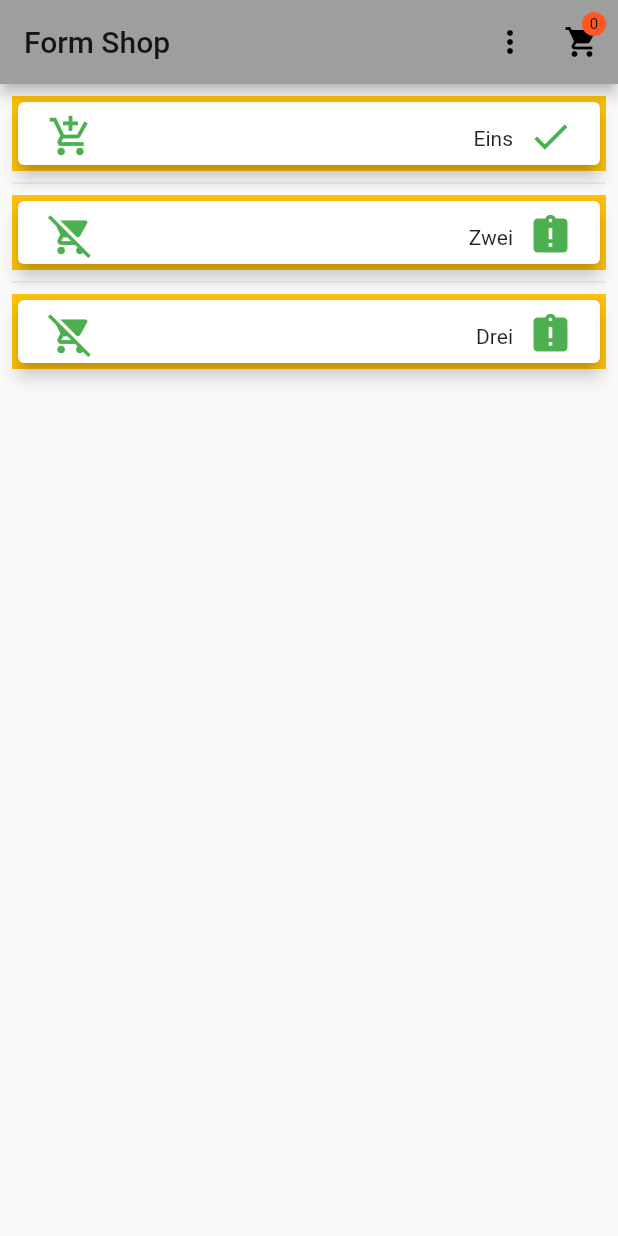
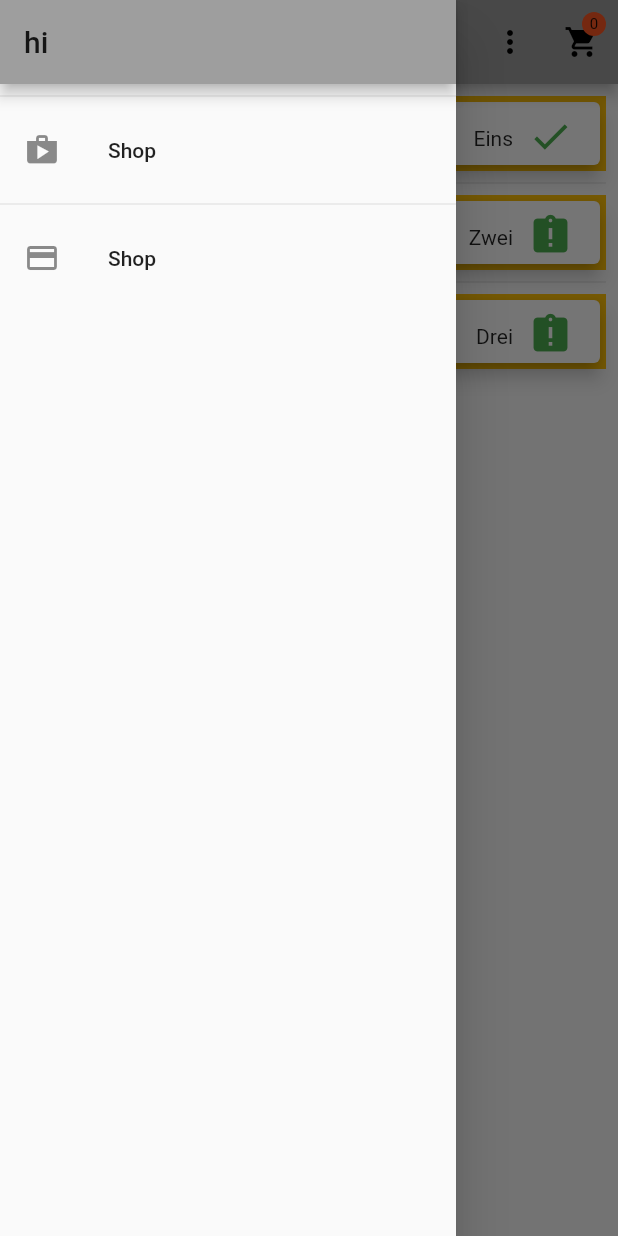
Before and after one commit to christhirst/front, a Flutter app: the screen it shows after launch, with the side drawer open (before the commit the screen has no drawer), on a phone screen of 412 x 824 dp. Run offline on Flutter 3.47's test engine with Material 2 defaults, Android fonts, the phone set to English and light mode, and no system bars.

Commit message:
finished basic shop

```diff
--- a/lib/main.dart
+++ b/lib/main.dart
@@ -6,6 +6,7 @@ import './screens/demand_details_screen.dart';
 import './providers/demands.dart';
 import './providers/orders.dart';
 import './screens/cart_screen.dart';
+import './screens/orders_screen.dart';
 
 void main() {
   runApp(MyApp());
@@ -42,6 +43,7 @@ class MyAppState extends State<MyApp> {
         routes: {
           DemandDetailScreen.routeName: (ctx) => DemandDetailScreen(),
           CartScreen.routName: (ctx) => CartScreen(),
+          OrdersScreen.routname: (ctx) => OrdersScreen(),
         },
       ),
     );
--- a/lib/screens/cart_screen.dart
+++ b/lib/screens/cart_screen.dart
@@ -28,7 +28,7 @@ class CartScreen extends StatelessWidget {
                       Spacer(),
                       Chip(
                         label: Text(
-                          '\$${cart.totalAmount}',
+                          '\$${cart.totalAmount.toStringAsFixed(2)}',
                           style: TextStyle(
                               color: Theme.of(context)
                                   .primaryTextTheme
--- a/lib/screens/demand_overview_screen.dart
+++ b/lib/screens/demand_overview_screen.dart
@@ -1,6 +1,7 @@
 import 'package:flutter/material.dart';
 import 'package:front/providers/demands.dart';
 import 'package:front/screens/cart_screen.dart';
+import 'package:front/widgets/app_drawer.dart';
 import 'package:provider/provider.dart';
 import '../widgets/demands_list.dart';
 import '../widgets/badge.dart';
@@ -63,6 +64,7 @@ class _DemandOverviewScreenState extends State<DemandOverviewScreen> {
                 )),
           ],
         ),
+        drawer: AppDrawer(),
         body: DemandsList(_showOnlyIsDone));
   }
 }
--- /dev/null
+++ b/lib/widgets/app_drawer.dart
@@ -0,0 +1,33 @@
+import 'package:flutter/material.dart';
+import '../screens/orders_screen.dart';
+
+class AppDrawer extends StatelessWidget {
+  @override
+  Widget build(BuildContext context) {
+    return Drawer(
+        child: Column(
+      children: <Widget>[
+        AppBar(
+          title: Text("hi"),
+          automaticallyImplyLeading: false,
+        ),
+        Divider(),
+        ListTile(
+          leading: Icon(Icons.shop),
+          title: Text("Shop"),
+          onTap: () {
+            Navigator.of(context).pushReplacementNamed('/');
+          },
+        ),
+        Divider(),
+        ListTile(
+          leading: Icon(Icons.payment),
+          title: Text("Shop"),
+          onTap: () {
+            Navigator.of(context).pushReplacementNamed('/orders');
+          },
+        ),
+      ],
+    ));
+  }
+}
```
Also changed, not shown: lib/screens/orders_screen.dart (added, +20 -0 lines), lib/widgets/order_item.dart (added, +65 -0 lines).
